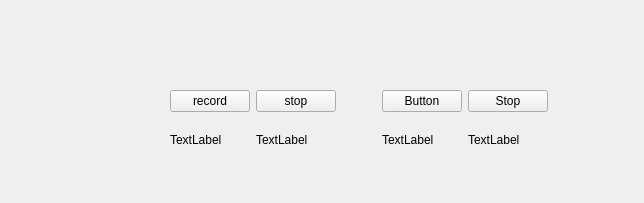
LennonHuang/rqt_mypkg, file resource/MyPlugin.ui: the form before one commit.
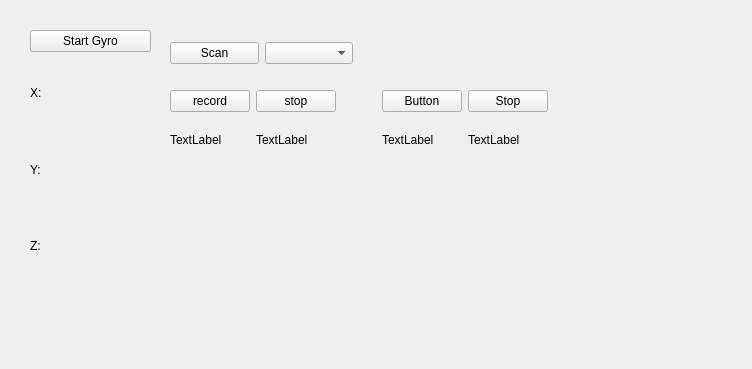
The form after the commit.

```diff
--- a/resource/MyPlugin.ui
+++ b/resource/MyPlugin.ui
@@ -6,8 +6,8 @@
    <rect>
     <x>0</x>
     <y>0</y>
-    <width>644</width>
-    <height>203</height>
+    <width>752</width>
+    <height>369</height>
    </rect>
   </property>
   <property name="minimumSize">
@@ -19,12 +19,12 @@
   <property name="windowTitle">
    <string>WizzWidget</string>
   </property>
-  <widget class="QWidget" name="">
+  <widget class="QWidget" name="layoutWidget">
    <property name="geometry">
     <rect>
      <x>170</x>
      <y>90</y>
-     <width>461</width>
+     <width>531</width>
      <height>71</height>
     </rect>
    </property>
@@ -137,6 +137,68 @@
     </item>
    </layout>
   </widget>
+  <widget class="QWidget" name="layoutWidget">
+   <property name="geometry">
+    <rect>
+     <x>170</x>
+     <y>40</y>
+     <width>183</width>
+     <height>27</height>
+    </rect>
+   </property>
+   <layout class="QHBoxLayout" name="horizontalLayout_4">
+    <item>
+     <widget class="QPushButton" name="serial_scan_btn">
+      <property name="text">
+       <string>Scan</string>
+      </property>
+     </widget>
+    </item>
+    <item>
+     <widget class="QComboBox" name="comboBox"/>
+    </item>
+   </layout>
+  </widget>
+  <widget class="QWidget" name="">
+   <property name="geometry">
+    <rect>
+     <x>30</x>
+     <y>30</y>
+     <width>121</width>
+     <height>251</height>
+    </rect>
+   </property>
+   <layout class="QVBoxLayout" name="verticalLayout_5">
+    <item>
+     <widget class="QPushButton" name="gyro_start_btn">
+      <property name="text">
+       <string>Start Gyro</string>
+      </property>
+     </widget>
+    </item>
+    <item>
+     <widget class="QLabel" name="x_label">
+      <property name="text">
+       <string>X: </string>
+      </property>
+     </widget>
+    </item>
+    <item>
+     <widget class="QLabel" name="y_label">
+      <property name="text">
+       <string>Y: </string>
+      </property>
+     </widget>
+    </item>
+    <item>
+     <widget class="QLabel" name="z_label">
+      <property name="text">
+       <string>Z: </string>
+      </property>
+     </widget>
+    </item>
+   </layout>
+  </widget>
  </widget>
  <resources/>
  <connections/>
```
